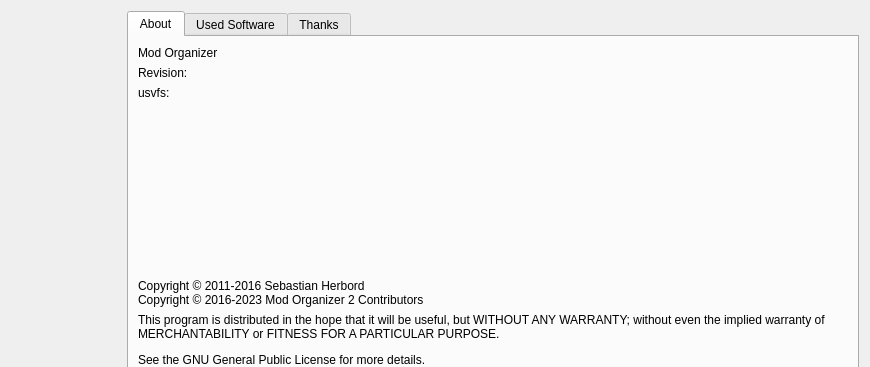
Above: src/aboutdialog.ui from Ungeziefi/ML-ModOrganizer2 before the change; both pictures show x 140 to 1010 and y 0 to 367 of the 1010 by 477 pixel window. Below: the same form after it.
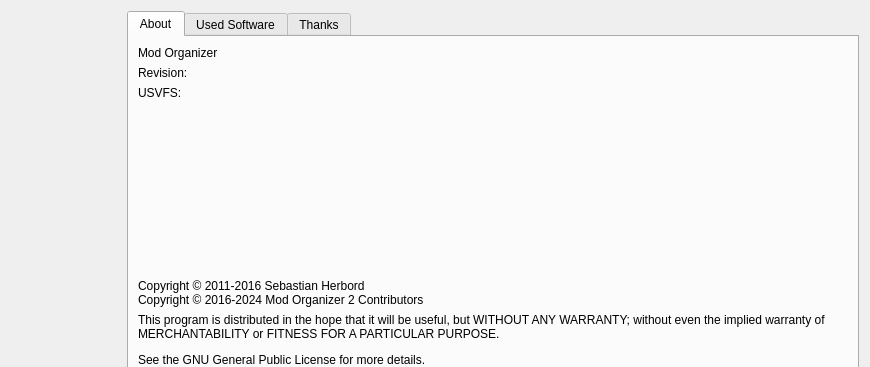
That is the form after the change. Icons and pictures are not drawn. Custom widgets are drawn as their Qt base class.

Commit message: Version and USVFS caps

The edit to the form file:
```diff
--- a/src/aboutdialog.ui
+++ b/src/aboutdialog.ui
@@ -107,7 +107,7 @@
          <item>
           <widget class="QLabel" name="usvfsLabel">
            <property name="text">
-            <string>usvfs:</string>
+            <string>USVFS:</string>
            </property>
           </widget>
          </item>
@@ -127,7 +127,7 @@
          <item>
           <widget class="QLabel" name="label_3">
            <property name="text">
-            <string notr="true">&lt;html&gt;&lt;head/&gt;&lt;body&gt;&lt;p&gt;Copyright © 2011-2016 Sebastian Herbord&lt;br/&gt;Copyright © 2016-2023 Mod Organizer 2 Contributors&lt;/p&gt;&lt;/body&gt;&lt;/html&gt;</string>
+            <string notr="true">&lt;html&gt;&lt;head/&gt;&lt;body&gt;&lt;p&gt;Copyright © 2011-2016 Sebastian Herbord&lt;br/&gt;Copyright © 2016-2024 Mod Organizer 2 Contributors&lt;/p&gt;&lt;/body&gt;&lt;/html&gt;</string>
            </property>
           </widget>
          </item>
```
The commit also changes 1 other file.
